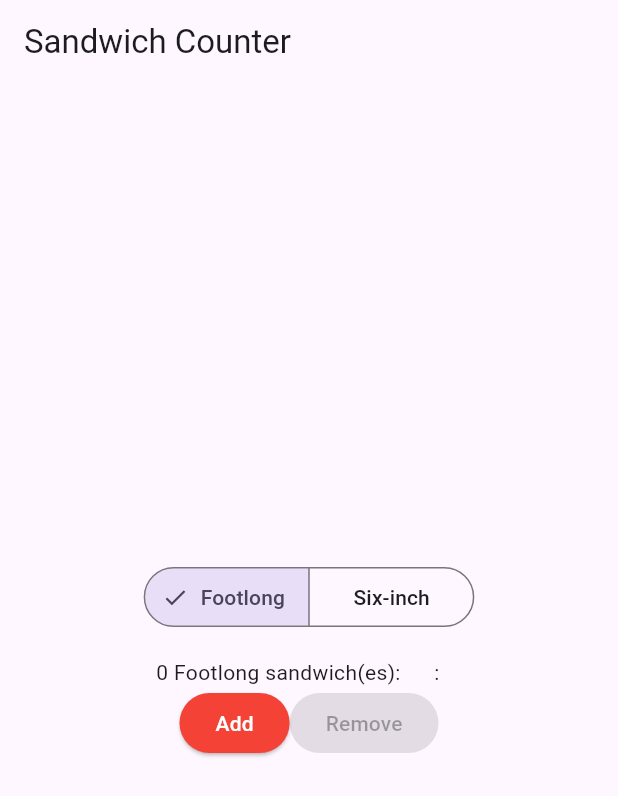
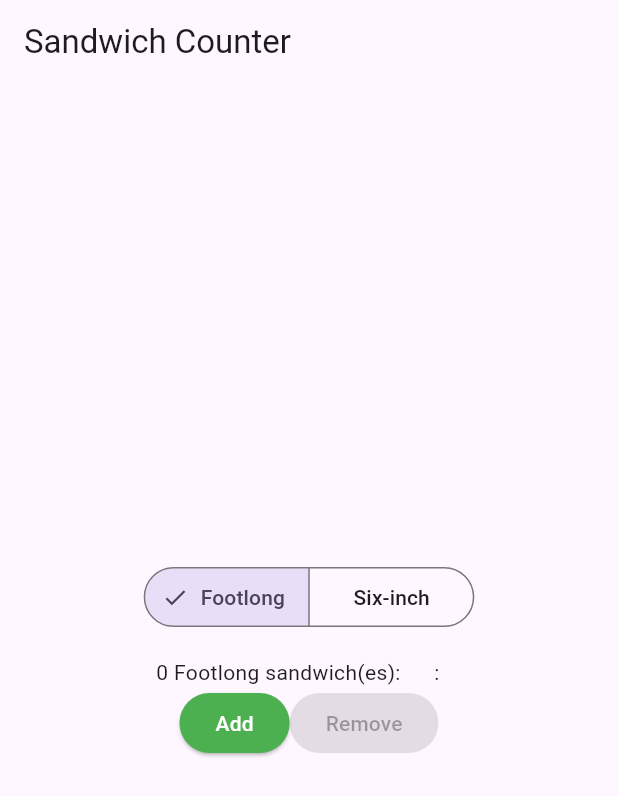
Before and after one commit to TobyWebb04/sandwich_shop, a Flutter app: the screen it shows after launch, on a phone screen of 412 x 824 dp. Shown: the top 796 px of the screen. Run offline on Flutter 3.47's test engine with Material 3 defaults, Android fonts, the phone set to English and light mode, and no system bars.

Commit message:
Potential Change adding StyleButton Class

```diff
--- a/lib/main.dart
+++ b/lib/main.dart
@@ -76,27 +76,50 @@ class _OrderScreenState extends State<OrderScreen> {
           Row(
             mainAxisAlignment: MainAxisAlignment.center,
             children: [
-              ElevatedButton(
-                onPressed: _quantity < widget.maxQuantity ?_increaseQuantity : null,
-                style: ElevatedButton.styleFrom(
-                  backgroundColor: Colors.red,
+              StyledButton(
+                  text: 'Add',
+                  onPressed: _quantity < widget.maxQuantity ? _increaseQuantity : null,
+                  backgroundColor: Colors.green,
                   foregroundColor: Colors.white,
-                ),
-                child: const Text('Add'),
               ),
-              ElevatedButton(
+              StyledButton(
+                text: 'Remove',
                 onPressed: _quantity > 0 ? _decreaseQuantity : null,
-                style: ElevatedButton.styleFrom(
-                  backgroundColor: Colors.red,
-                  foregroundColor: Colors.white,
-                ),
-                child: const Text('Remove'),
+                backgroundColor: Colors.red,
+                foregroundColor: Colors.white,
               ),
             ],
           ),
         ],
       ),
     ),
+    );
+  }
+}
+
+class StyledButton extends StatelessWidget {
+  final String text;
+  final VoidCallback? onPressed;
+  final Color backgroundColor;
+  final Color foregroundColor;
+
+  const StyledButton({
+    super.key,
+    required this.text,
+    required this.onPressed,
+    required this.backgroundColor,
+    required this.foregroundColor,
+  });
+
+  @override
+  Widget build(BuildContext context) {
+    return ElevatedButton(
+      onPressed: onPressed,
+      style: ElevatedButton.styleFrom(
+        backgroundColor: backgroundColor,
+        foregroundColor: foregroundColor,
+      ),
+      child: Text(text),
     );
   }
 }
```
